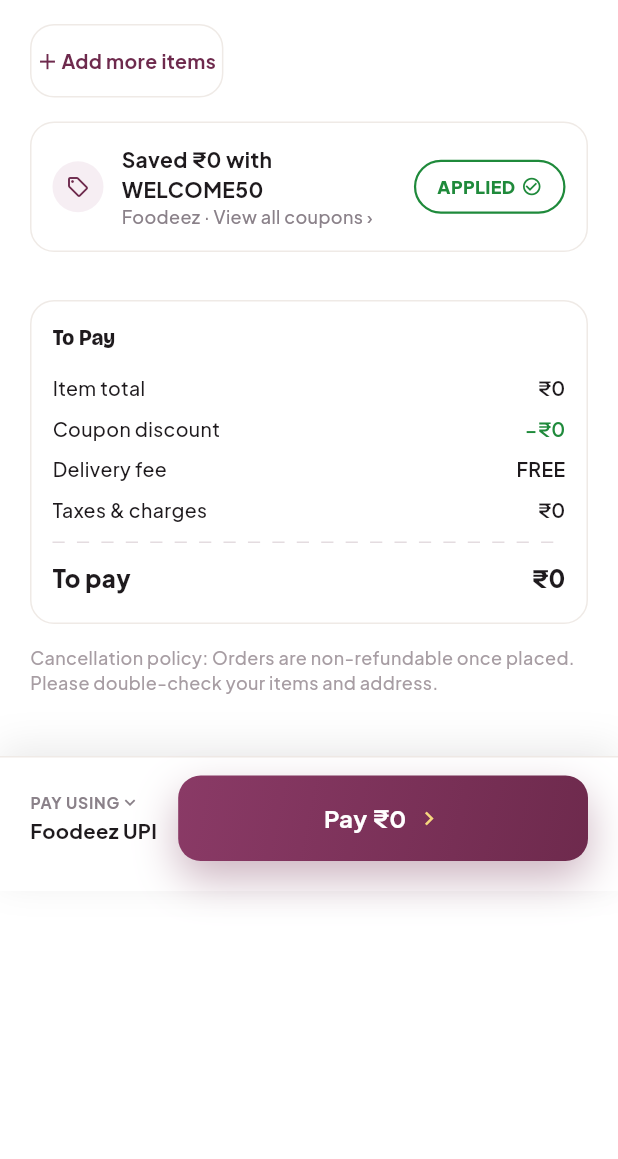
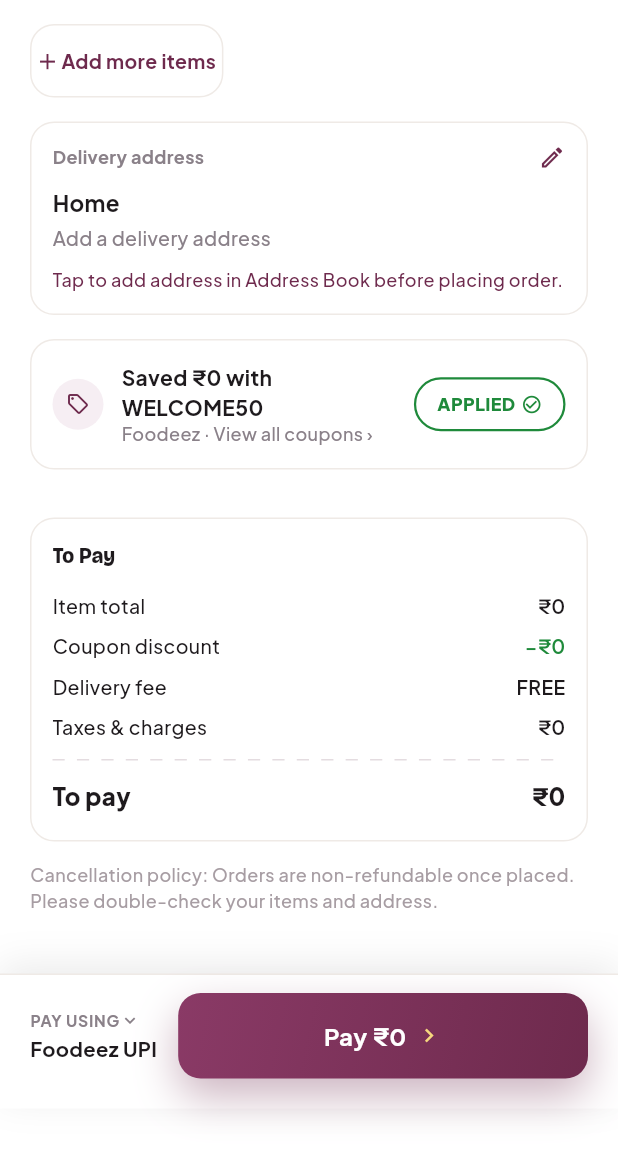
Before and after one commit to Manasa08-manasa/Foodeez_customer_app_updated, a Flutter app: the _CartBody widget shown alone on an empty page, opened directly with empty values, on a phone screen of 412 x 824 dp. Shown: the top 1159 px of the screen. Run offline on Flutter 3.47's test engine with Material 3 defaults, Android fonts, the phone set to English and light mode, and no system bars; our stand-ins replace cached_network_image, flutter_riverpod, geolocator, google_maps_flutter, shared_preferences, socket_io_client; missing offline and left inert: razorpay_flutter; accounts and stored records are empty.

Commit message:
Delivery address

```diff
--- a/lib/main.dart
+++ b/lib/main.dart
@@ -185,7 +185,7 @@ class AppShell extends ConsumerWidget {
             ),
             if (app.showTabBar)
               const Positioned(left: 0, right: 0, bottom: 0, child: DockNav()),
-            if (app.hasCart && app.screen != 'cart' && app.screen != 'menu' && app.screen != 'splash' && app.screen != 'onboarding')
+            if (app.hasCart && app.screen != 'cart' && app.screen != 'menu' && app.screen != 'select-location' && app.screen != 'splash' && app.screen != 'onboarding')
               Positioned(
                 left: 16,
                 right: 16,
--- a/lib/views/screens/cart_screen.dart
+++ b/lib/views/screens/cart_screen.dart
@@ -1,8 +1,10 @@
 import 'package:flutter/material.dart';
 import 'package:flutter_riverpod/flutter_riverpod.dart';
+import '../../data/mock_data.dart' as store;
 import '../../models/models.dart';
 import '../../controllers/app_controller.dart';
 import '../../controllers/providers.dart';
+import '../../data/app_repository.dart';
 import '../../core/responsive.dart';
 import '../../theme.dart';
 import '../widgets/common.dart';
@@ -162,6 +164,8 @@ class _CartBodyState extends ConsumerState<_CartBody> {
                 ),
               ),
               const SizedBox(height: 16),
+              _AddressCard(app: app),
+              const SizedBox(height: 16),
               _CouponBanner(app: app),
               const SizedBox(height: 16),
               // Delivery speed options removed as per design request.
@@ -269,6 +273,71 @@ class _CartBodyState extends ConsumerState<_CartBody> {
       default:
         return 'Select';
     }
+  }
+}
+
+class _AddressCard extends StatelessWidget {
+  final AppController app;
+  const _AddressCard({required this.app});
+
+  @override
+  Widget build(BuildContext context) {
+    final defaultAddress = store.addresses.firstWhere(
+      (a) => a['id'] == store.defaultAddressId || a['_id'] == store.defaultAddressId,
+      orElse: () => <String, dynamic>{},
+    );
+
+    final label = (defaultAddress['label'] ?? 'Home').toString();
+    final line1 = (defaultAddress['addressLine1'] ?? '').toString();
+    final line2 = (defaultAddress['addressLine2'] ?? '').toString();
+    final city = (defaultAddress['city'] ?? '').toString();
+    final state = (defaultAddress['state'] ?? '').toString();
+    final pincode = (defaultAddress['pincode'] ?? '').toString();
+
+    final addressText = <String>[line1, line2, city, state, pincode]
+        .where((part) => part.isNotEmpty)
+        .join(', ');
+
+    return GestureDetector(
+      onTap: () async {
+        await AppRepository.syncAddresses();
+        app.push('address-book');
+      },
+      child: Container(
+        padding: const EdgeInsets.all(14),
+        decoration: BoxDecoration(
+          border: Border.all(color: AppColors.cardBorder),
+          borderRadius: BorderRadius.circular(16),
+        ),
+        child: Column(
+          crossAxisAlignment: CrossAxisAlignment.start,
+          children: [
+            Row(
+              children: [
+                Text('Delivery address', style: AppText.body(size: 12, weight: FontWeight.w700, color: AppColors.bodyGrey)),
+                const Spacer(),
+                const Icon(Icons.edit_outlined, size: 18, color: AppColors.accent),
+              ],
+            ),
+            const SizedBox(height: 10),
+            Text(label, style: AppText.body(size: 15, weight: FontWeight.w700)),
+            const SizedBox(height: 4),
+            Text(
+              addressText.isNotEmpty ? addressText : 'Add a delivery address',
+              style: AppText.body(size: 13, color: AppColors.bodyGrey),
+            ),
+            if (addressText.isEmpty)
+              Padding(
+                padding: const EdgeInsets.only(top: 10),
+                child: Text(
+                  'Tap to add address in Address Book before placing order.',
+                  style: AppText.body(size: 12, color: AppColors.accent),
+                ),
+              ),
+          ],
+        ),
+      ),
+    );
   }
 }
 
@@ -492,35 +561,6 @@ class _MiniStepper extends ConsumerWidget {
   }
 }
 
-class _DeliverySpeedOption extends StatelessWidget {
-  final String label;
-  final String caption;
-  final bool selected;
-  final VoidCallback onTap;
-  const _DeliverySpeedOption({required this.label, required this.caption, required this.selected, required this.onTap});
-
-  @override
-  Widget build(BuildContext context) {
-    return GestureDetector(
-      onTap: onTap,
-      child: Container(
-        padding: const EdgeInsets.symmetric(horizontal: 14, vertical: 12),
-        decoration: BoxDecoration(
-          color: selected ? AppColors.accent : Colors.white,
-          border: Border.all(color: selected ? AppColors.accent : AppColors.chipBorder, width: 1.5),
-          borderRadius: BorderRadius.circular(13),
-        ),
-        child: Column(
-          crossAxisAlignment: CrossAxisAlignment.start,
-          children: [
-            Text(label, style: AppText.body(size: 14, weight: FontWeight.w800, color: selected ? Colors.white : AppColors.ink)),
-            Text(caption, style: AppText.body(size: 11, weight: FontWeight.w500, color: selected ? Colors.white.withValues(alpha: 0.85) : AppColors.bodyGrey)),
-          ],
-        ),
-      ),
-    );
-  }
-}
 
 class _BillRow extends StatelessWidget {
   final String label;
```
